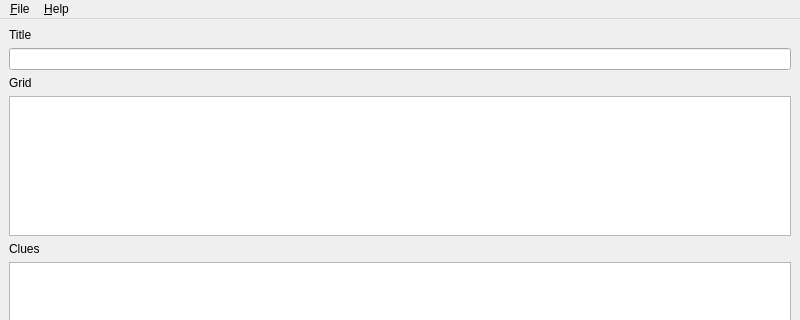
Before: the Qt Designer form four_letter_blocks/main_window.ui in donkirkby/four-letter-blocks, drawn with Qt 5; both pictures show x 0 to 800 and y 0 to 320 of the 800 by 600 pixel window.
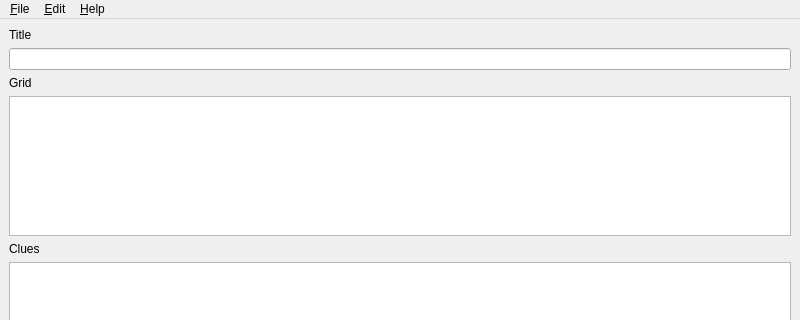
After: the same form once the commit is applied. Custom widgets are drawn as their Qt base class.

```diff
--- a/four_letter_blocks/main_window.ui
+++ b/four_letter_blocks/main_window.ui
@@ -100,7 +100,14 @@
     </property>
     <addaction name="about_action"/>
    </widget>
+   <widget class="QMenu" name="edit_menu">
+    <property name="title">
+     <string>&amp;Edit</string>
+    </property>
+    <addaction name="shuffle_action"/>
+   </widget>
    <addaction name="file_menu"/>
+   <addaction name="edit_menu"/>
    <addaction name="help_menu"/>
   </widget>
   <widget class="QStatusBar" name="statusbar"/>
```
Left out of the diff: 8 changed lines with no effect on the pictures.
